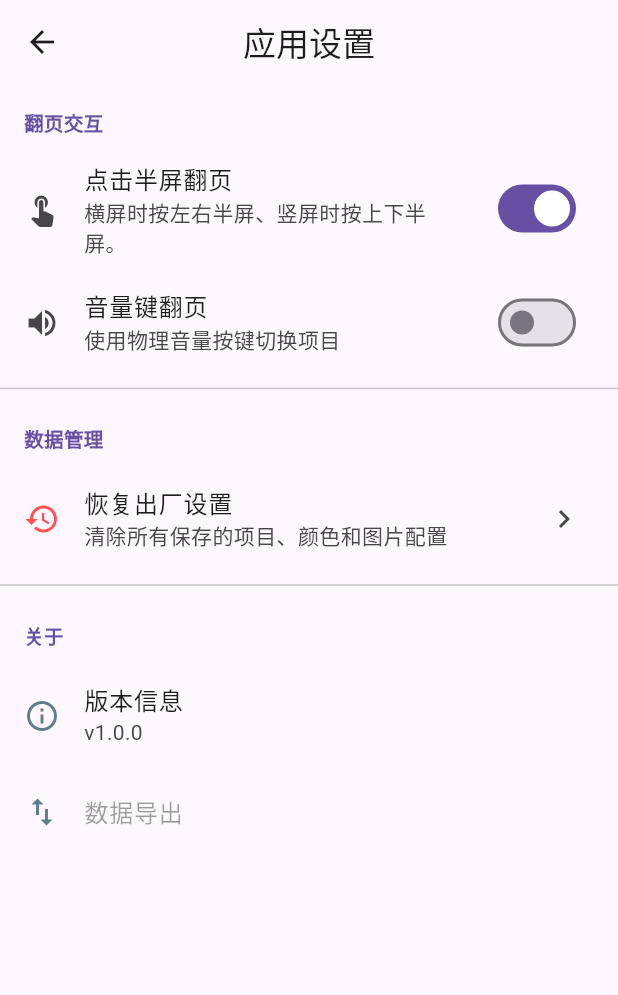
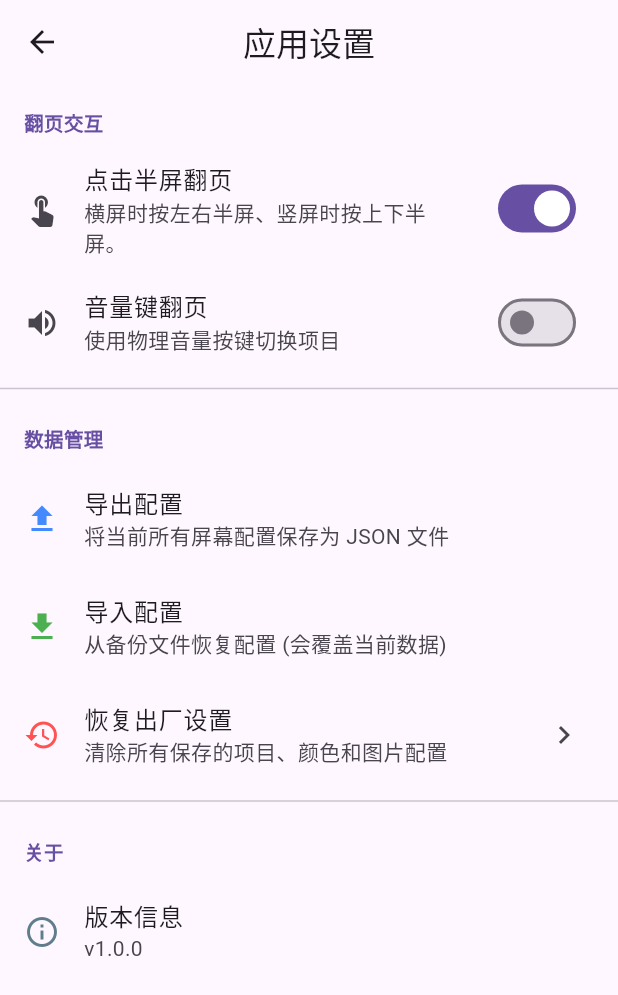
Before and after one commit to kagurazakayashi/EvernightBoard, a Flutter app: the SettingsView screen opened directly with empty values, on a phone screen of 412 x 824 dp. Shown: the top 995 px of the screen. Run offline on Flutter 3.47's test engine with Material 3 defaults, Android fonts, the phone set to English and light mode, and no system bars; our stand-ins replace file_picker, image_picker, sensors_plus, shared_preferences; missing offline and left inert: flex_color_picker, flutter_iconpicker, flutter_volume_controller; accounts and stored records are empty.

Commit message:
导出和导入设置

```diff
--- a/lib/home/home_controller.dart
+++ b/lib/home/home_controller.dart
@@ -32,6 +32,9 @@ import 'dart:io';
 
 /// 匯入 Flutter 基礎工具，例如判斷是否在 Web 平台。
 import 'package:flutter/foundation.dart';
+
+// 匯入匯出
+import '../settings/data_export_service.dart';
 
 /// 使用 `part` 將控制器拆分為多個檔案，以利將不同職責的邏輯模組化。
 ///
--- a/lib/home/home_model.dart
+++ b/lib/home/home_model.dart
@@ -83,14 +83,18 @@ class HomeItem {
   /// - `imagePath` 對應到 [backgroundImagePath]
   factory HomeItem.fromJson(Map<String, dynamic> json) {
     return HomeItem(
-      title: json['title'],
-      content: json['content'],
-      icon: IconData(json['icon'], fontFamily: 'MaterialIcons'),
+      title: json['title'] ?? '未命名项目',
+      content: json['content'] ?? '',
+      // 如果 icon 轉換失敗，給一個預設圖示
+      icon: IconData(
+        json['icon'] ?? Icons.help_outline.codePoint,
+        fontFamily: 'MaterialIcons',
+      ),
       textColor: json['textColor'] != null ? Color(json['textColor']) : null,
       backgroundColor: json['backgroundColor'] != null
           ? Color(json['backgroundColor'])
           : null,
-      backgroundImagePath: json['imagePath'],
+      backgroundImagePath: json['imagePath'] ?? '',
     );
   }
 
--- a/lib/settings/settings_view.dart
+++ b/lib/settings/settings_view.dart
@@ -85,6 +85,19 @@ class _SettingsViewState extends State<SettingsView> {
           const Divider(),
           const _SettingsSectionTitle(title: '数据管理'),
           ListTile(
+            leading: const Icon(Icons.file_upload, color: Colors.blueAccent),
+            title: const Text('导出配置'),
+            subtitle: const Text('将当前所有屏幕配置保存为 JSON 文件'),
+            onTap: () => widget.controller.exportData(context),
+          ),
+
+          ListTile(
+            leading: const Icon(Icons.file_download, color: Colors.green),
+            title: const Text('导入配置'),
+            subtitle: const Text('从备份文件恢复配置 (会覆盖当前数据)'),
+            onTap: () => _confirmImport(context),
+          ),
+          ListTile(
             leading: const Icon(Icons.restore, color: Colors.redAccent),
             title: const Text('恢复出厂设置'),
             subtitle: const Text('清除所有保存的项目、颜色和图片配置'),
@@ -98,11 +111,28 @@ class _SettingsViewState extends State<SettingsView> {
             title: const Text('版本信息'),
             subtitle: const Text('v1.0.0'),
           ),
-          ListTile(
-            leading: const Icon(Icons.import_export, color: Colors.blueGrey),
-            title: const Text('数据导出'),
-            // 功能尚未開放，先以停用狀態呈現。
-            enabled: false,
+        ],
+      ),
+    );
+  }
+
+  void _confirmImport(BuildContext context) {
+    showDialog(
+      context: context,
+      builder: (context) => AlertDialog(
+        title: const Text('确认导入'),
+        content: const Text('导入新配置将覆盖当前所有已保存的内容，此操作不可撤销。确定要继续吗？'),
+        actions: [
+          TextButton(
+            onPressed: () => Navigator.pop(context),
+            child: const Text('取消'),
+          ),
+          TextButton(
+            onPressed: () {
+              Navigator.pop(context);
+              widget.controller.importData(context);
+            },
+            child: const Text('确定导入'),
           ),
         ],
       ),
--- a/pubspec.yaml
+++ b/pubspec.yaml
@@ -43,6 +43,7 @@ dependencies:
   path_provider: ^2.1.5
   path: ^1.9.1
   flutter_launcher_icons: ^0.14.4
+  file_picker: ^10.3.10
 
 dev_dependencies:
   flutter_test:
```
Also changed, not shown: lib/home/home_controller_data.part.dart (+61 -0 lines), lib/settings/data_export_service.dart (added, +46 -0 lines), pubspec.lock, 1 other file.
